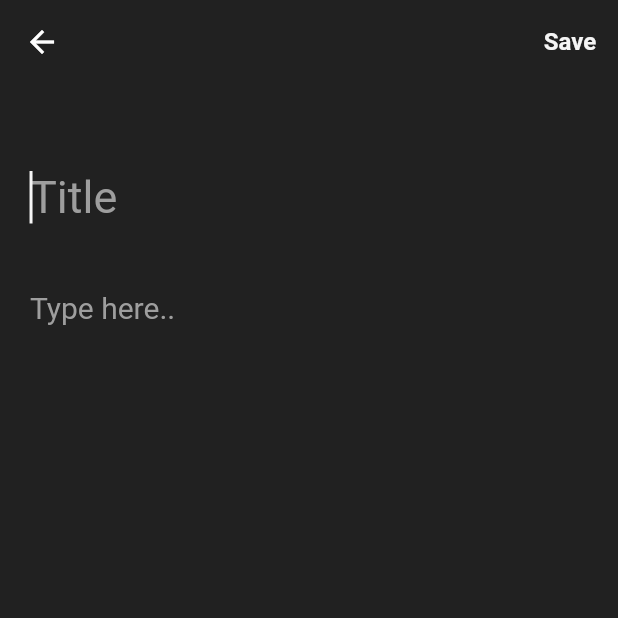
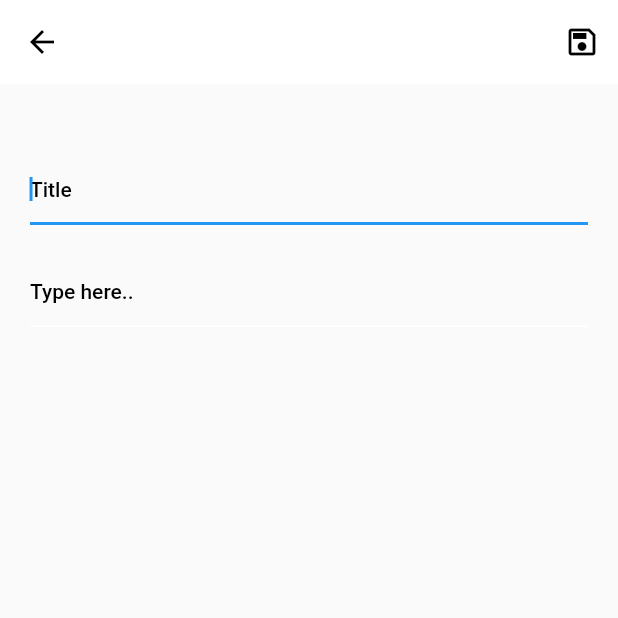
Before and after one commit to fatyga/notes_app, a Flutter app: the screen it shows after launch, after a tap on the "add" icon, on a phone screen of 412 x 824 dp, the top half of it. Run offline on Flutter 3.47's test engine with Material 2 defaults, Android fonts, the phone set to English and light mode, and no system bars; our stand-ins replace google_fonts.

Commit message:
Remove inline styles and start use ThemeData

```diff
--- a/lib/screens/home.dart
+++ b/lib/screens/home.dart
@@ -8,15 +8,8 @@ class Home extends StatelessWidget {
   @override
   Widget build(BuildContext context) {
     return Scaffold(
-      backgroundColor: Colors.grey[900],
       appBar: AppBar(
-        backgroundColor: Colors.grey[900],
-        elevation: 0.0,
-        title: Text('Notes',
-            style: TextStyle(
-                color: Colors.grey[100],
-                fontSize: 30,
-                fontWeight: FontWeight.bold)),
+        title: const Text('Notes'),
       ),
       body: DefaultTabController(
         length: 2,
@@ -36,7 +29,6 @@ class Home extends StatelessWidget {
         ),
       ),
       floatingActionButton: FloatingActionButton(
-        backgroundColor: Colors.grey[800],
         elevation: 12,
         onPressed: () {
           Navigator.pushNamed(context, '/noteManipulation');
--- a/lib/screens/note_manipulation.dart
+++ b/lib/screens/note_manipulation.dart
@@ -34,12 +34,10 @@ class _NoteManipulationState extends State<NoteManipulation> {
     }
 
     return Scaffold(
-      backgroundColor: Colors.grey[900],
       appBar: AppBar(
-        backgroundColor: Colors.grey[900],
         elevation: 0,
         actions: [
-          TextButton(
+          IconButton(
             onPressed: () {
               if (titleController.text.isEmpty ||
                   contentController.text.isEmpty) {
@@ -60,11 +58,7 @@ class _NoteManipulationState extends State<NoteManipulation> {
                 Navigator.pop(context);
               }
             },
-            child: Text("Save",
-                style: TextStyle(
-                    color: Colors.grey[100],
-                    fontSize: 16,
-                    fontWeight: FontWeight.bold)),
+            icon: const Icon(Icons.save_outlined),
           )
         ],
       ),
@@ -72,33 +66,20 @@ class _NoteManipulationState extends State<NoteManipulation> {
           padding: const EdgeInsets.symmetric(vertical: 30, horizontal: 20),
           child: Column(
             children: <Widget>[
-              Text(errorContent, style: const TextStyle(color: Colors.red)),
+              Text(errorContent),
               TextField(
                 controller: titleController,
                 keyboardType: TextInputType.multiline,
                 maxLines: null,
                 autofocus: true,
-                cursorColor: Colors.grey[100],
-                decoration: const InputDecoration(
-                    hintText: ("Title"),
-                    hintStyle: TextStyle(fontSize: 30, color: Colors.grey),
-                    border: InputBorder.none),
-                style: const TextStyle(color: Colors.white, fontSize: 30),
+                decoration: const InputDecoration(hintText: ("Title")),
               ),
               const SizedBox(height: 20),
               TextField(
                 controller: contentController,
                 keyboardType: TextInputType.multiline,
                 maxLines: null,
-                cursorColor: Colors.grey[100],
-                decoration: const InputDecoration(
-                    hintText: ("Type here.."),
-                    hintStyle: TextStyle(
-                      fontSize: 20,
-                      color: Colors.grey,
-                    ),
-                    border: InputBorder.none),
-                style: const TextStyle(color: Colors.white, fontSize: 20),
+                decoration: const InputDecoration(hintText: ("Type here..")),
               ),
             ],
           )),
--- a/lib/themes/light_theme.dart
+++ b/lib/themes/light_theme.dart
@@ -1,5 +1,7 @@
 import 'package:flutter/material.dart';
 import 'package:google_fonts/google_fonts.dart';
 
-ThemeData get lightTheme =>
-    ThemeData.light().copyWith(textTheme: GoogleFonts.robotoTextTheme());
+ThemeData get lightTheme => ThemeData.light().copyWith(
+    useMaterial3: true,
+    textTheme: GoogleFonts.robotoTextTheme(),
+    tabBarTheme: const TabBarTheme(labelColor: Colors.black));
```
Also changed, not shown: lib/components/note.dart (+7 -8 lines), lib/screens/note_preview.dart (+17 -23 lines).
